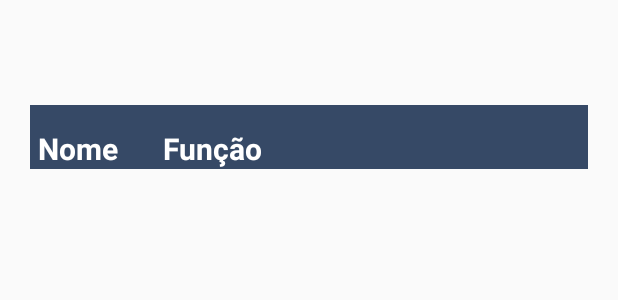
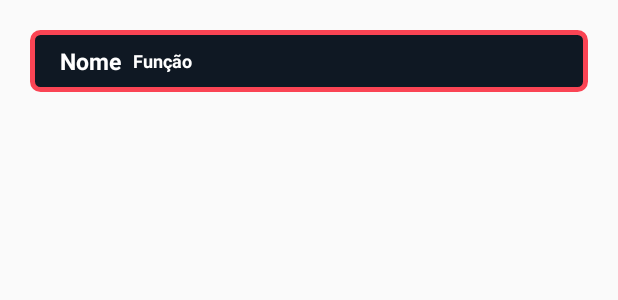
Before and after one commit to AndarilhoL/SummonersAPP, an Android app: the layout adapter_pessoa.xml on its own in the app's theme, with its tools: preview values and no code run, on a phone screen of 412 x 824 dp. Shown: the top 300 px of the screen. Run offline under Robolectric (Android 15) with nearby library versions, the phone set to English and light mode, and no system bars.

Commit message:
Melhorias no Front, ajustando os adapters para encaixarem melhor nas telas pequenas

```diff
--- /dev/null
+++ b/app/src/main/res/drawable/borders.xml
@@ -0,0 +1,7 @@
+<?xml version="1.0" encoding="utf-8"?>
+<shape xmlns:android="http://schemas.android.com/apk/res/android">
+    <solid android:color="@color/corBackground"/>
+    <stroke android:width="3dp" android:color="@color/corVermelhorValorant" />
+    <corners android:radius="5dp"/>
+    <padding android:left="0dp" android:top="0dp" android:right="0dp" android:bottom="0dp" />
+</shape>
--- a/app/src/main/res/drawable/ic_baseline_add_a_photo_24.xml
+++ b/app/src/main/res/drawable/ic_baseline_add_a_photo_24.xml
@@ -1,6 +1,6 @@
 <vector xmlns:android="http://schemas.android.com/apk/res/android"
-    android:width="48dp"
-    android:height="48dp"
+    android:width="24dp"
+    android:height="24dp"
     android:tint="#FFFFFF"
     android:viewportWidth="24"
     android:viewportHeight="24">
--- a/app/src/main/res/drawable/ic_baseline_chat.xml
+++ b/app/src/main/res/drawable/ic_baseline_chat.xml
@@ -1,6 +1,6 @@
 <vector xmlns:android="http://schemas.android.com/apk/res/android"
-    android:width="48dp"
-    android:height="48dp"
+    android:width="24dp"
+    android:height="24dp"
     android:tint="#364966"
     android:viewportWidth="24"
     android:viewportHeight="24">
--- a/app/src/main/res/layout/activity_main.xml
+++ b/app/src/main/res/layout/activity_main.xml
@@ -11,6 +11,7 @@
     <FrameLayout
         android:layout_width="match_parent"
         android:layout_height="match_parent"
+        android:layout_marginTop="55dp"
         android:id="@+id/container">
     </FrameLayout>
 
@@ -18,8 +19,9 @@
         android:layout_width="match_parent"
         android:layout_height="wrap_content"
         android:id="@+id/bottomNav"
-        android:layout_alignParentTop="true"
-        android:background="@color/corBackground"
+        android:background="@drawable/menu_fragment_border_bottom"
+        android:layout_marginLeft="15dp"
+        android:layout_marginRight="15dp"
         app:menu="@menu/menu">
     </com.google.android.material.bottomnavigation.BottomNavigationView>
 
--- a/app/src/main/res/layout/adapter_pessoa.xml
+++ b/app/src/main/res/layout/adapter_pessoa.xml
@@ -3,27 +3,31 @@
     xmlns:app="http://schemas.android.com/apk/res-auto"
     android:layout_width="match_parent"
     android:layout_height="wrap_content"
+    android:paddingTop="10dp"
+    android:paddingBottom="10dp"
     android:layout_marginLeft="20dp"
-    android:layout_marginTop="70dp"
+    android:layout_marginTop="20dp"
     android:layout_marginRight="20dp"
-    android:background="@color/corBackgroundLista"
+    android:background="@drawable/borders"
     android:orientation="horizontal">
 
     <ImageView
         android:id="@+id/imageViewFoto"
+        android:layout_gravity="center"
         android:layout_width="wrap_content"
-        android:layout_height="wrap_content">
+        android:layout_height="wrap_content"
+        android:layout_marginStart="8dp"
+        android:layout_marginEnd="12dp">
     </ImageView>
 
     <TextView
         android:id="@+id/textViewNome"
         android:layout_width="wrap_content"
         android:layout_height="wrap_content"
-        android:paddingLeft="5dp"
-        android:paddingTop="15dp"
+        android:layout_gravity="center"
         android:text="Nome"
         android:textColor="@color/corTextoBranco"
-        android:textSize="20dp"
+        android:textSize="15sp"
         android:textStyle="bold">
     </TextView>
 
@@ -31,12 +35,12 @@
         android:id="@+id/textViewFuncao"
         android:layout_width="match_parent"
         android:layout_height="wrap_content"
-        android:layout_marginLeft="10dp"
-        android:paddingLeft="20dp"
-        android:paddingTop="5dp"
+        android:layout_gravity="center"
+        android:layout_marginLeft="8dp"
+
         android:text="Função"
         android:textColor="@color/corTextoBranco"
-        android:textSize="20dp"
+        android:textSize="12sp"
         android:textStyle="bold">
     </TextView>
 </LinearLayout>
```
Also changed, not shown: app/src/main/res/drawable/menu_fragment_border_bottom.xml (added, +16 -0 lines).
